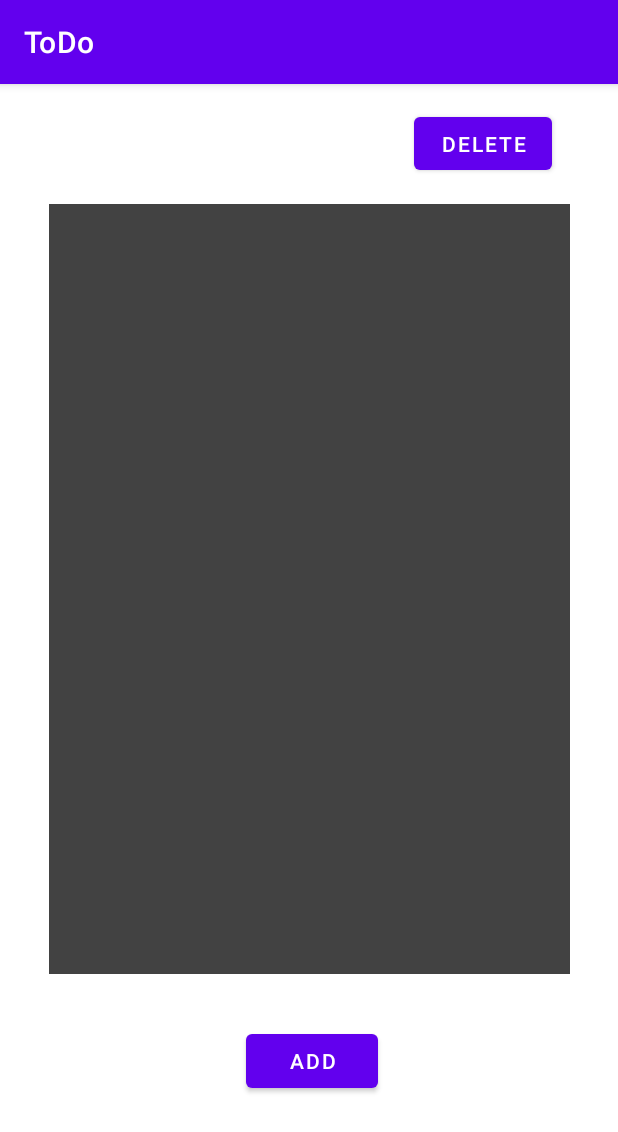
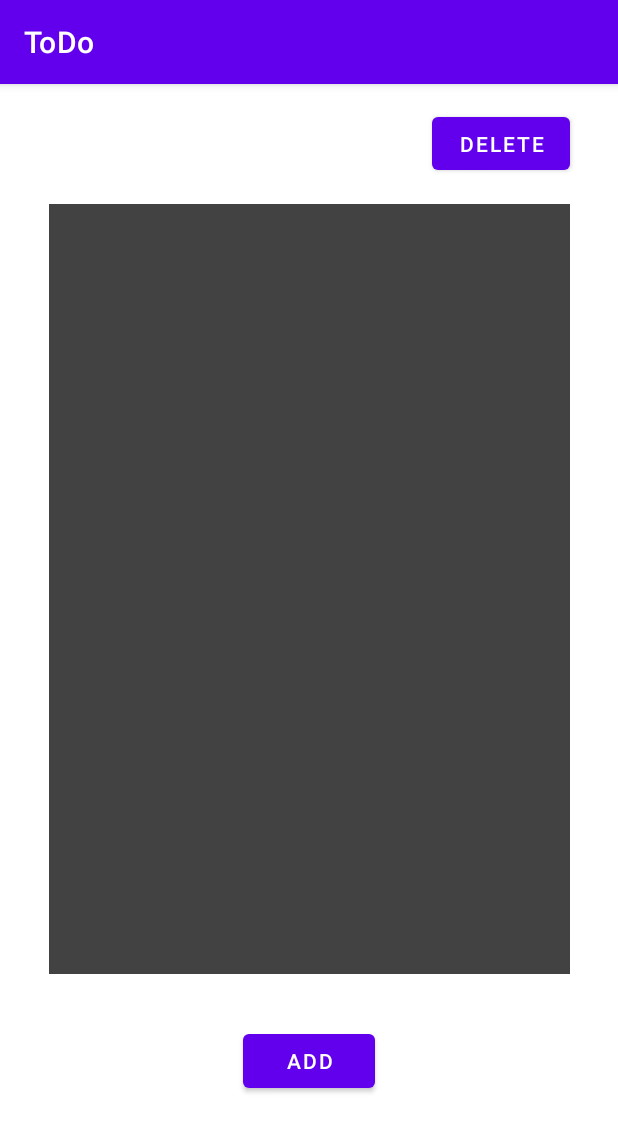
Before and after one commit to Mouaaa/ToDoList, an Android app: the screen it shows after launch (MainActivity), on a phone screen of 412 x 824 dp. Shown: the top 1132 px of the screen. Run offline under Robolectric (Android 15) with nearby library versions, the phone set to English and light mode, and no system bars.

Commit message:
Eléments recentrés

```diff
--- a/app/src/main/res/layout/activity_main.xml
+++ b/app/src/main/res/layout/activity_main.xml
@@ -30,10 +30,10 @@
         android:layout_width="wrap_content"
         android:layout_height="wrap_content"
         android:layout_marginTop="16dp"
-        android:layout_marginEnd="160dp"
         android:text="Add"
         app:layout_constraintBottom_toBottomOf="parent"
         app:layout_constraintEnd_toEndOf="parent"
+        app:layout_constraintStart_toStartOf="parent"
         app:layout_constraintTop_toBottomOf="@+id/frameLayout"
         app:layout_constraintVertical_bias="0.161" />
 
@@ -42,9 +42,10 @@
         android:layout_width="92dp"
         android:layout_height="47dp"
         android:layout_marginTop="16dp"
-        android:layout_marginEnd="44dp"
         android:text="Delete"
         app:layout_constraintEnd_toEndOf="parent"
+        app:layout_constraintHorizontal_bias="0.899"
+        app:layout_constraintStart_toStartOf="parent"
         app:layout_constraintTop_toTopOf="parent" />
 
 </androidx.constraintlayout.widget.ConstraintLayout>
--- a/app/src/main/res/layout/add_task.xml
+++ b/app/src/main/res/layout/add_task.xml
@@ -105,10 +105,10 @@
         android:layout_width="139dp"
         android:layout_height="37dp"
         android:layout_marginTop="16dp"
-        android:layout_marginEnd="136dp"
         android:text="Add Task"
         app:layout_constraintBottom_toBottomOf="parent"
         app:layout_constraintEnd_toEndOf="parent"
+        app:layout_constraintStart_toStartOf="parent"
         app:layout_constraintTop_toBottomOf="@+id/frameLayout"
         app:layout_constraintVertical_bias="0.0" />
 
```
